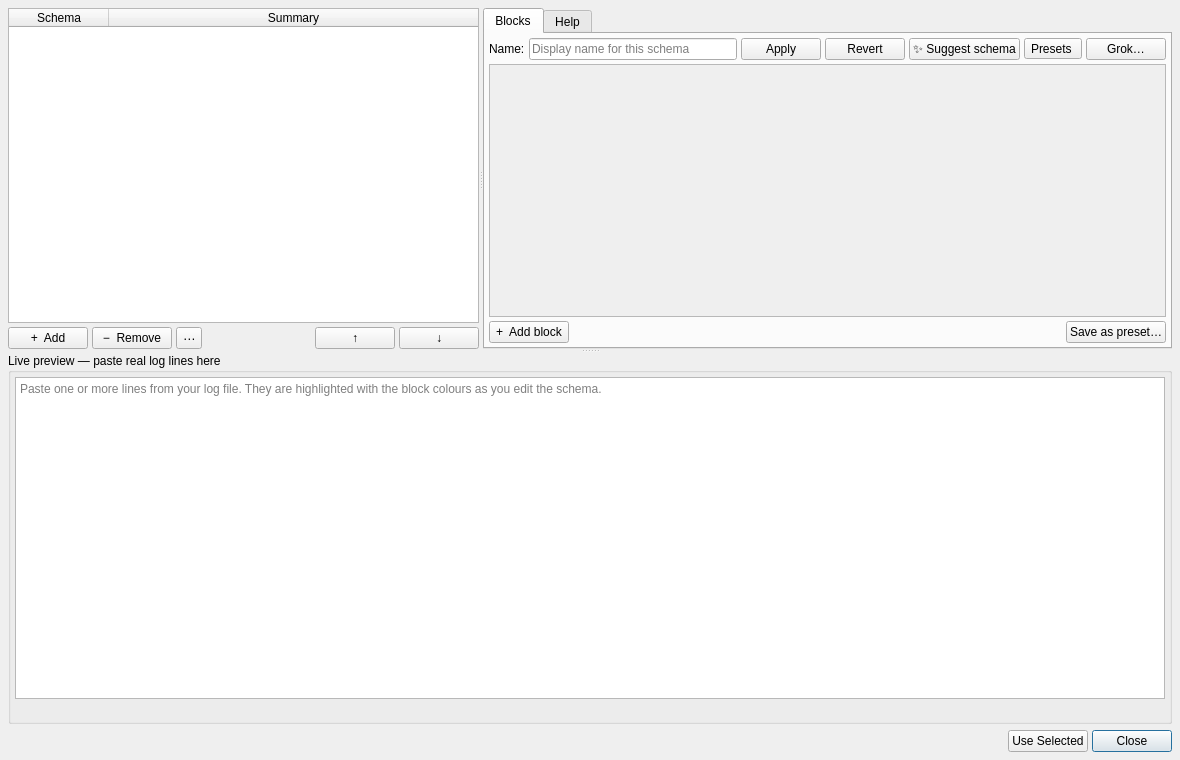
This is src/conversionpatterndialog.ui in scaremongr/dendrolog as Qt 5 draws it before an edit. The edited form follows.
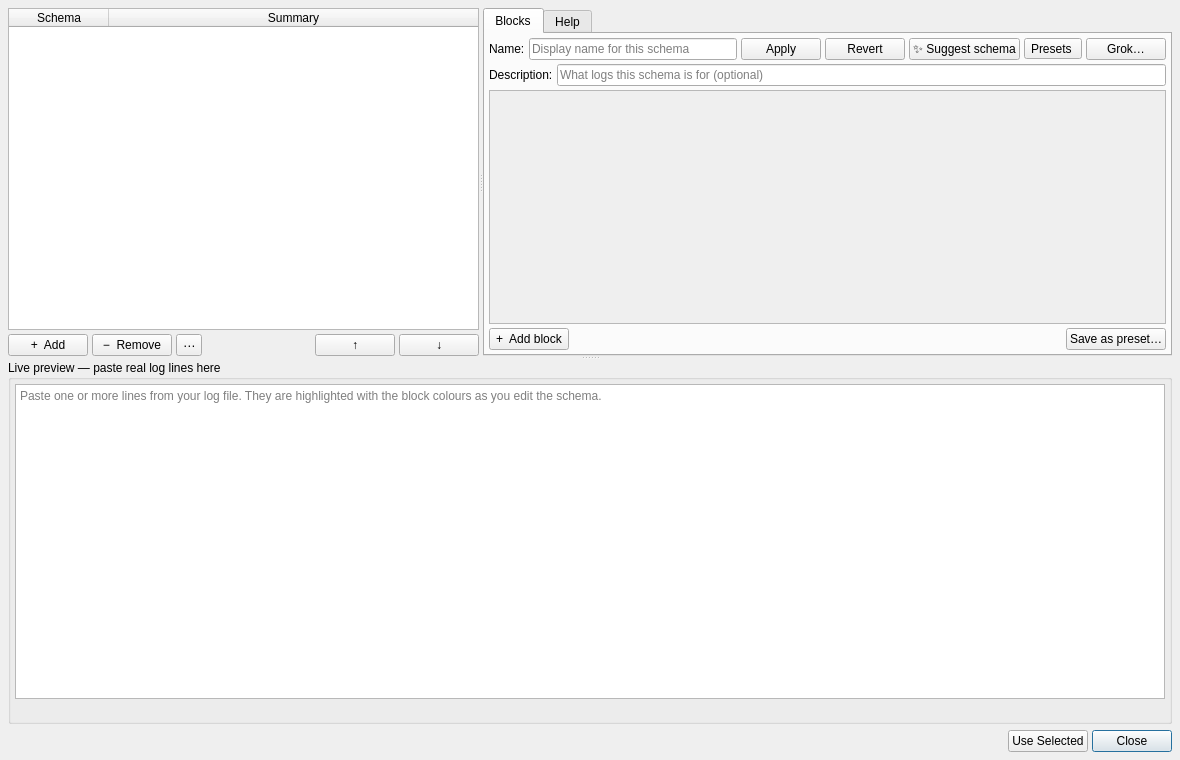
This is the edited form.

Commit message: Keep schema description and unknown keys across saves — Q-17

The edit to the form file:
```diff
--- a/src/conversionpatterndialog.ui
+++ b/src/conversionpatterndialog.ui
@@ -236,6 +236,30 @@
            </item>
           </layout>
          </item>
+         <item>
+          <layout class="QHBoxLayout" name="descriptionRow">
+           <property name="spacing">
+            <number>4</number>
+           </property>
+           <item>
+            <widget class="QLabel" name="descriptionLabel">
+             <property name="text">
+              <string>Description:</string>
+             </property>
+            </widget>
+           </item>
+           <item>
+            <widget class="QLineEdit" name="descriptionEdit">
+             <property name="placeholderText">
+              <string>What logs this schema is for (optional)</string>
+             </property>
+             <property name="toolTip">
+              <string>Shown as the tooltip of the schema in the list and in the toolbar. Saved in the schema file.</string>
+             </property>
+            </widget>
+           </item>
+          </layout>
+         </item>
          <item>
           <widget class="QScrollArea" name="blocksScroll">
            <property name="widgetResizable">
```
The commit also changes 16 other files.
